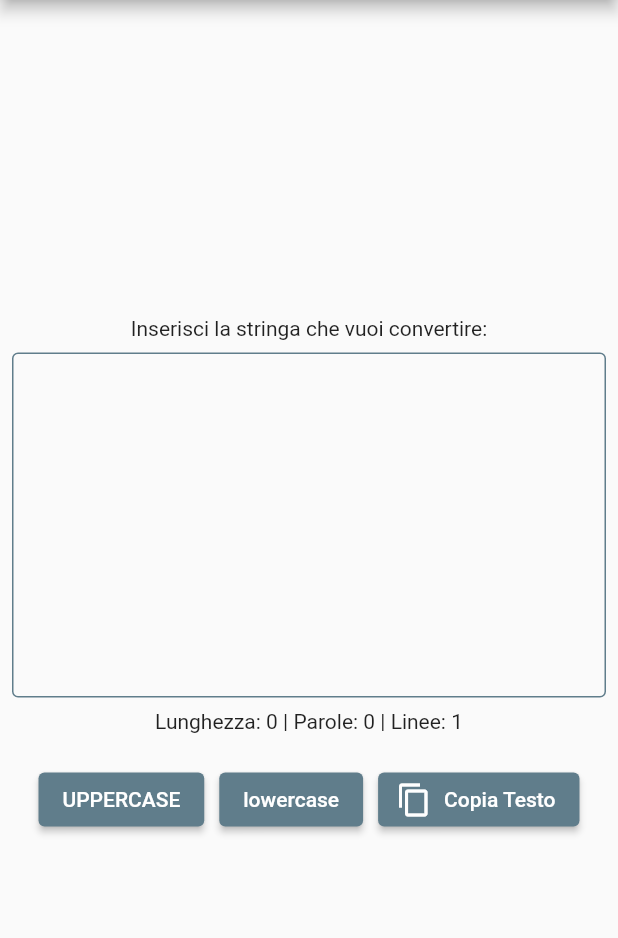
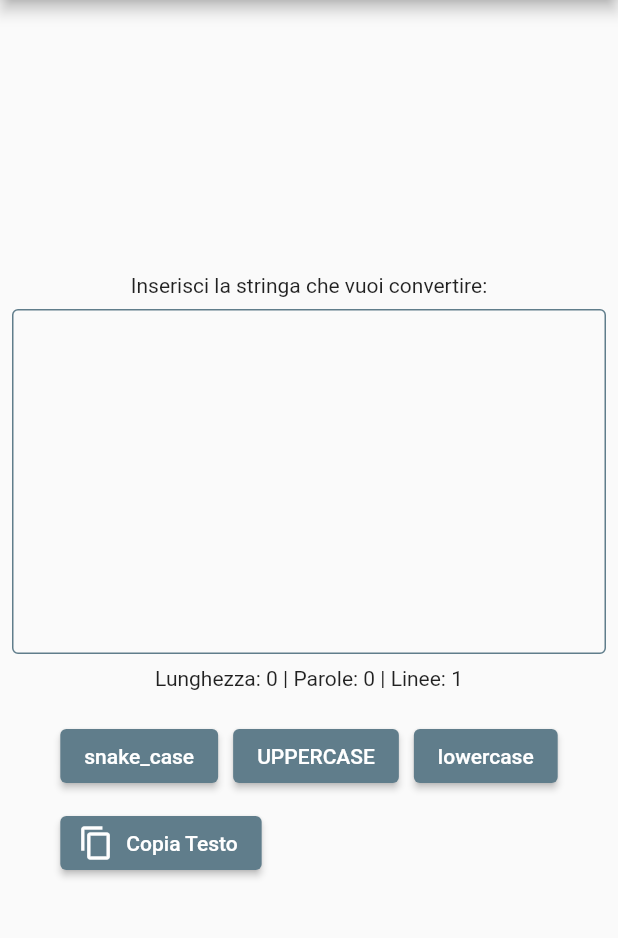
Before and after one commit to IsD4n73/Case-Converter, a Flutter app: the screen it shows after launch, after a tap on "UPPERCASE", on a phone screen of 412 x 824 dp, the part 84-1022 px from its top. Run offline on Flutter 3.47's test engine with Material 2 defaults, Android fonts, the phone set to English and light mode, and no system bars.

Commit message:
Update buttons.dart

```diff
--- a/lib/view/buttons.dart
+++ b/lib/view/buttons.dart
@@ -24,10 +24,26 @@ class _ButtonWidgetsState extends State<ButtonWidgets> {
       runSpacing: 10,
       children: [
         ElevatedButton(
+
+          onPressed: () {
+
+            setState(() {
+
+              widget.stringController.text =
+
+                  widget.stringController.text.toUpperCase();
+
+            });
+
+          },
+
+          child: const Text("snake_case"),
+
+        ),
+        ElevatedButton(
           onPressed: () {
             setState(() {
-              widget.stringController.text =
-                  widget.stringController.text.toUpperCase();
+
             });
           },
           child: const Text("UPPERCASE"),
```
